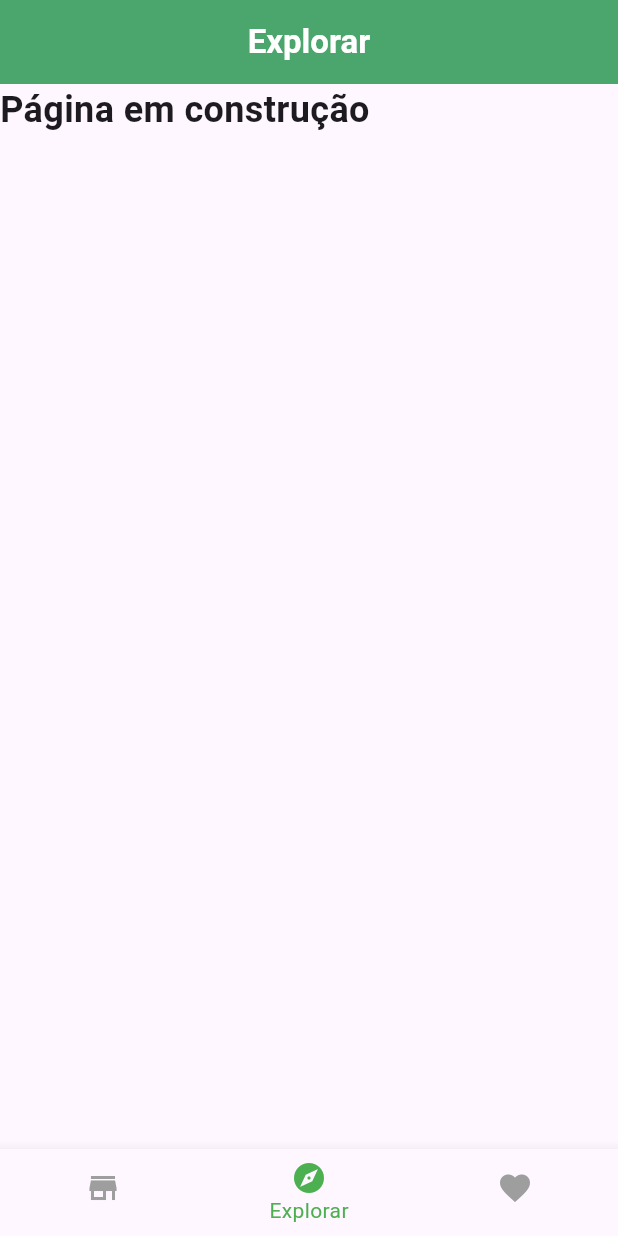
After one commit to LucaVianna/flutter_project, a Flutter app: the HomeScreen screen opened directly, item 2 of the bottom bar chosen, on a phone screen of 412 x 824 dp. The commit adds this screen. Run offline on Flutter 3.47's test engine with Material 3 defaults, Android fonts, the phone set to English and light mode, and no system bars.

Commit message:
Criação da Home Screen e de suas filhas: Cart, Explore, Favorite, Profile. Além de atualizações na Shop Screen e organização em pastas (pages e home)

```diff
--- a/lib/main.dart
+++ b/lib/main.dart
@@ -1,5 +1,5 @@
 import 'package:flutter/material.dart';
-import './welcome_screen.dart';
+import './pages/welcome_screen.dart';
 void main() {
   runApp(MyApp());
 }
--- /dev/null
+++ b/lib/pages/home/explore_screen.dart
@@ -0,0 +1,28 @@
+import 'package:flutter/material.dart';
+
+class ExploreScreen extends StatelessWidget {
+  @override
+  Widget build(BuildContext context) {
+    return Scaffold(
+      appBar: AppBar(
+        title: Center(
+          child: Text(
+            'Explorar',
+            style: TextStyle(
+              color: Colors.white,
+              fontWeight: FontWeight.bold,
+            ),
+          ),
+        ),
+        backgroundColor: Color(0xFF4AA66C),
+      ),
+      body: Text(
+        'Página em construção',
+        style: TextStyle(
+          fontSize: 24,
+          fontWeight: FontWeight.bold,
+        ),
+      ),
+    );
+  }
+}
--- /dev/null
+++ b/lib/pages/home_screen.dart
@@ -0,0 +1,52 @@
+import 'package:flutter/material.dart';
+import 'package:flutter_project/pages/home/shop_screen.dart';
+import 'package:flutter_project/pages/home/favorite_screen.dart';
+import 'package:flutter_project/pages/home/explore_screen.dart';
+
+class HomeScreen extends StatefulWidget {
+  @override
+  _HomeScreenState createState() => _HomeScreenState();
+}
+
+class _HomeScreenState extends State<HomeScreen> {
+  int _selectedIndex = 0;
+
+  final List<Widget> _screens = [
+    ShopScreen(),
+    ExploreScreen(),
+    //CartScreen(),
+    FavoriteScreen(),
+    //ProfileScreen(),
+  ];
+
+  void _onItemTapped(int index) {
+    setState(() {
+      _selectedIndex = index;
+    });
+  }
+
+  @override
+  Widget build(BuildContext context) {
+    return Scaffold(
+      body: _screens[_selectedIndex],
+      bottomNavigationBar: BottomNavigationBar(
+        currentIndex: _selectedIndex,
+        onTap: _onItemTapped,
+        selectedItemColor: Colors.green,
+        unselectedItemColor: Colors.grey,
+        showSelectedLabels: true,
+        showUnselectedLabels: false,
+        items: [
+          BottomNavigationBarItem(icon: Icon(Icons.store), label: 'Loja'),
+          BottomNavigationBarItem(icon: Icon(Icons.explore), label: 'Explorar'),
+          //BottomNavigationBarItem(icon: Icon(Icons.shopping_cart), label: 'Carrinho'),
+          BottomNavigationBarItem(icon: Icon(Icons.favorite), label: 'Favoritos'),
+          //BottomNavigationBarItem(icon: Icon(Icons.person), label: 'Perfil'),
+        ],
+      ),
+    );
+  }
+
+
+
+}
--- a/lib/signup_screen.dart
+++ b/lib/pages/signup_screen.dart
@@ -1,5 +1,5 @@
 import 'package:flutter/material.dart';
-import './shop_screen.dart';
+import 'package:flutter_project/pages/home_screen.dart';
 
 class SignUpScreen extends StatefulWidget {
   @override
@@ -114,7 +114,7 @@ class _SignUpScreenState extends State<SignUpScreen> {
                     if (_formKey.currentState!.validate() && _agreeTerms) {
                       Navigator.pushReplacement(
                         context,
-                        MaterialPageRoute(builder: (context) => ShopScreen())
+                        MaterialPageRoute(builder: (context) => HomeScreen())
                       );
                       // final userData = {
                       //  'username': _usernameController.text,
```
Also changed, not shown: lib/pages/home/favorite_screen.dart (added, +28 -0 lines), lib/pages/home/shop_screen.dart (renamed from lib/shop_screen.dart, +0 -11 lines), lib/pages/home/cart_screen.dart (added), lib/pages/home/profile_screen.dart (added), lib/pages/welcome_screen.dart (renamed from lib/welcome_screen.dart).
